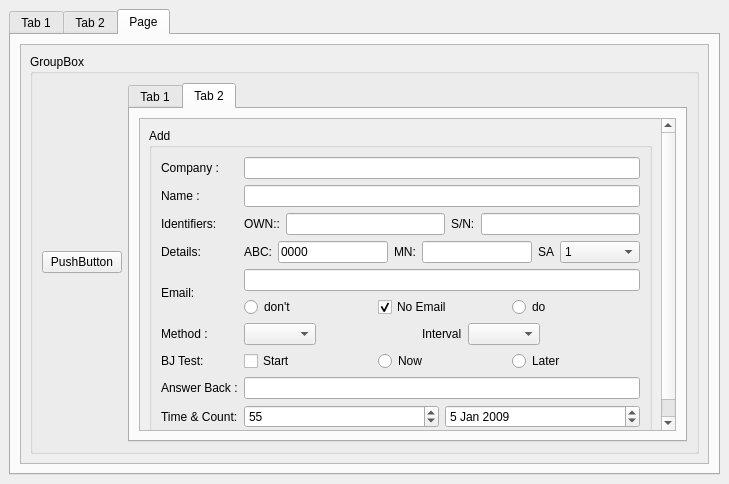
Qt form xml/sample/draw/Add.ui (arskom/JsQt) before a commit.
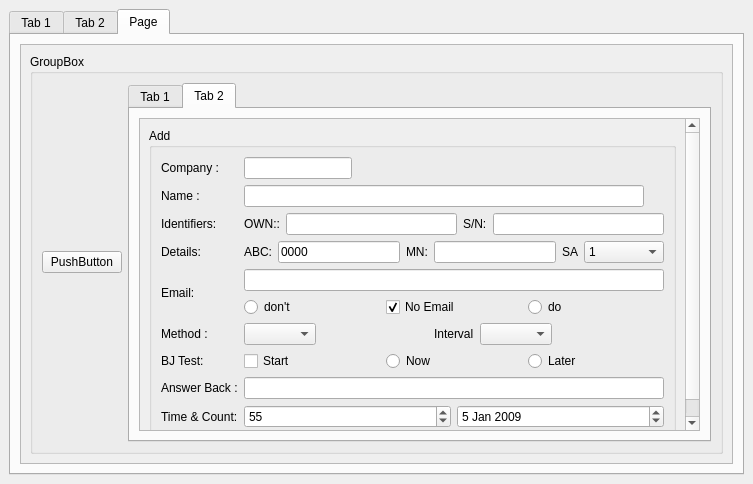
The same form after that commit. The open tabs and pages were chosen to show the change.

Commit message: {min,max}{Width,Height} margin{Left,Right,Bottom,Top} properties supported

```diff
--- a/xml/sample/draw/Add.ui
+++ b/xml/sample/draw/Add.ui
@@ -5,7 +5,7 @@
    <rect>
     <x>0</x>
     <y>0</y>
-    <width>729</width>
+    <width>753</width>
     <height>484</height>
    </rect>
   </property>
@@ -16,6 +16,18 @@
    <layout class="QHBoxLayout" name="horizontalLayout_3" >
     <item>
      <widget class="QTabWidget" name="tabWidget" >
+      <property name="sizePolicy" >
+       <sizepolicy vsizetype="Expanding" hsizetype="Preferred" >
+        <horstretch>0</horstretch>
+        <verstretch>0</verstretch>
+       </sizepolicy>
+      </property>
+      <property name="maximumSize" >
+       <size>
+        <width>800</width>
+        <height>16777215</height>
+       </size>
+      </property>
       <property name="currentIndex" >
        <number>2</number>
       </property>
@@ -446,8 +458,8 @@
             <rect>
              <x>0</x>
              <y>0</y>
-             <width>685</width>
-             <height>418</height>
+             <width>709</width>
+             <height>417</height>
             </rect>
            </property>
            <layout class="QVBoxLayout" name="verticalLayout_2" >
@@ -539,8 +551,8 @@
                          <rect>
                           <x>0</x>
                           <y>0</y>
-                          <width>516</width>
-                          <height>346</height>
+                          <width>535</width>
+                          <height>357</height>
                          </rect>
                         </property>
                         <layout class="QVBoxLayout" name="verticalLayout_5" >
@@ -565,6 +577,12 @@
                             </item>
                             <item row="0" column="2" >
                              <widget class="QLineEdit" name="edtCompany_2" >
+                              <property name="sizePolicy" >
+                               <sizepolicy vsizetype="Fixed" hsizetype="Fixed" >
+                                <horstretch>0</horstretch>
+                                <verstretch>0</verstretch>
+                               </sizepolicy>
+                              </property>
                               <property name="readOnly" >
                                <bool>true</bool>
                               </property>
@@ -578,7 +596,26 @@
                              </widget>
                             </item>
                             <item row="1" column="2" >
-                             <widget class="QLineEdit" name="edtName_2" />
+                             <widget class="QLineEdit" name="edtName_2" >
+                              <property name="sizePolicy" >
+                               <sizepolicy vsizetype="Fixed" hsizetype="Expanding" >
+                                <horstretch>0</horstretch>
+                                <verstretch>0</verstretch>
+                               </sizepolicy>
+                              </property>
+                              <property name="minimumSize" >
+                               <size>
+                                <width>300</width>
+                                <height>0</height>
+                               </size>
+                              </property>
+                              <property name="maximumSize" >
+                               <size>
+                                <width>400</width>
+                                <height>16777215</height>
+                               </size>
+                              </property>
+                             </widget>
                             </item>
                             <item row="2" column="0" >
                              <widget class="QLabel" name="lblIdentifers_2" >
```
Left out of the diff: 22 changed lines with no effect on the pictures. The commit also changes 5 other files.
